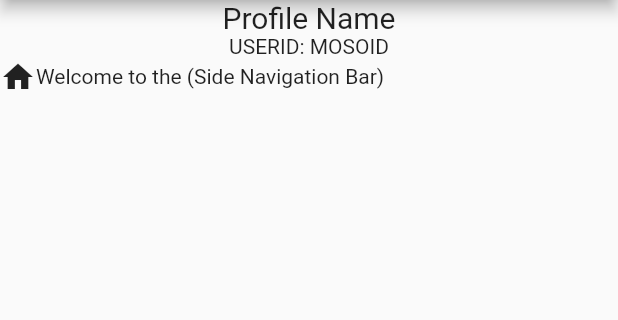
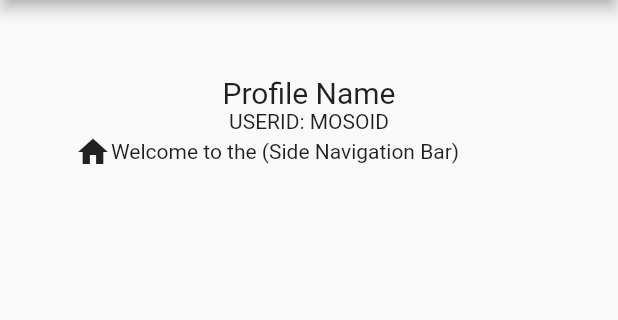
Before and after one commit to git-tolu/estpro, a Flutter app: the screen it shows after launch, on a phone screen of 412 x 824 dp, the part 84-404 px from its top. Run offline on Flutter 3.47's test engine with Material 2 defaults, Android fonts, the phone set to English and light mode, and no system bars; our stand-ins replace get.

Commit message:
gap and dashboard commit

```diff
--- a/estpro/lib/dashboard.dart
+++ b/estpro/lib/dashboard.dart
@@ -2,7 +2,6 @@ import 'package:flutter/material.dart';
 import 'package:flutter/src/widgets/framework.dart';
 import 'package:flutter/src/widgets/placeholder.dart';
 import 'my_flutter_app_icons.dart';
-
 
 class Dashboard extends StatefulWidget {
   const Dashboard({super.key});
@@ -28,7 +27,6 @@ class _DashboardState extends State<Dashboard> {
             ),
           ],
         ),
-
       ),
       drawer: SingleChildScrollView(
         child: Drawer(
@@ -39,7 +37,9 @@ class _DashboardState extends State<Dashboard> {
                 decoration: const BoxDecoration(
                   color: Colors.blue,
                 ),
-                padding: const EdgeInsets.only(left: 30,),
+                padding: const EdgeInsets.only(
+                  left: 30,
+                ),
                 child: Column(
                   children: const [
                     Text('Profile Name'),
@@ -122,16 +122,24 @@ class _DashboardState extends State<Dashboard> {
         ),
       ),
       body: Container(
+        padding: EdgeInsets.all(50),
         child: Center(
           child: Column(
             children: [
-              const Text('Profile Name', style: TextStyle(fontSize: 20,),),
+              const Text(
+                'Profile Name',
+                style: TextStyle(
+                  fontSize: 20,
+                ),
+              ),
               const Text('USERID: MOSOID'),
-              Row(
-                children: const [
-                  Icon(Icons.home),
-                  Text('Welcome to the (Side Navigation Bar)'),
-                ],
+              Center(
+                child: Row(
+                  children: const [
+                    Icon(Icons.home),
+                    Text('Welcome to the (Side Navigation Bar)'),
+                  ],
+                ),
               ),
             ],
           ),
--- a/estpro/lib/main.dart
+++ b/estpro/lib/main.dart
@@ -13,6 +13,7 @@ class MyApp extends StatelessWidget {
   Widget build(BuildContext context) {
     return MaterialApp(
       title: 'Flutter Demo',
+      debugShowCheckedModeBanner: false,
       theme: ThemeData(
         primarySwatch: Colors.blue,
       ),
--- a/estpro/pubspec.yaml
+++ b/estpro/pubspec.yaml
@@ -35,6 +35,8 @@ dependencies:
   # The following adds the Cupertino Icons font to your application.
   # Use with the CupertinoIcons class for iOS style icons.
   cupertino_icons: ^1.0.2
+  get: ^4.6.5
+  gap: ^2.0.0
 
 dev_dependencies:
   flutter_test:
```
Also changed, not shown: estpro/lib/utils/appLayout.dart (added, +22 -0 lines), estpro/pubspec.lock.
